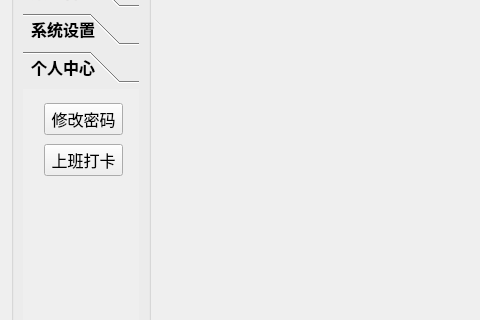
Above: mainwindow.ui from Yzyqoung/Qt-hotelSystem before the change; both pictures show x 0 to 480 and y 198 to 518 of the 1045 by 619 pixel window. Below: the same form after it.
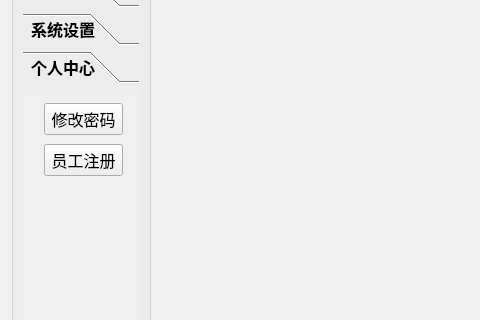
That is the form after the change. The open tabs and pages were chosen to show the change. Icons and pictures are not drawn.

Commit message: mainwindow 布局小调整，剩下的UI设计交给hb

Patch:
```diff
--- a/mainwindow.ui
+++ b/mainwindow.ui
@@ -902,7 +902,7 @@
                <string>操作日志</string>
               </property>
               <property name="text">
-               <string>上班打卡</string>
+               <string>员工注册</string>
               </property>
              </widget>
             </item>
```
Left out of the diff: 5 changed lines with no effect on the pictures. The commit also changes 3 other files.
